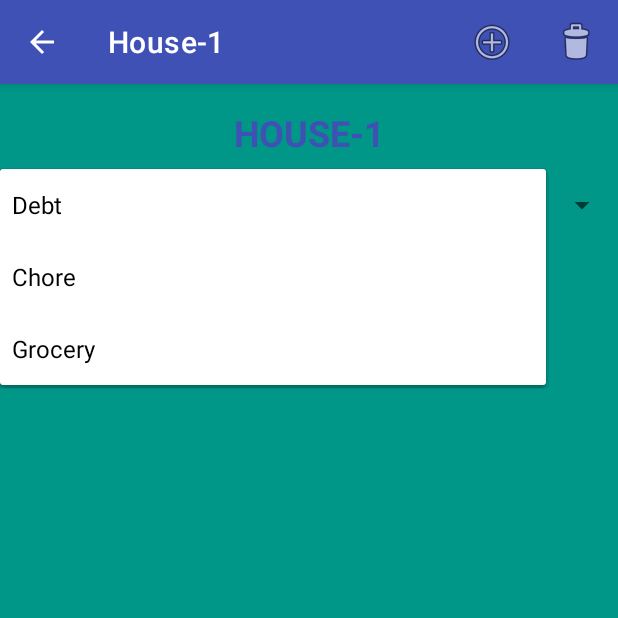
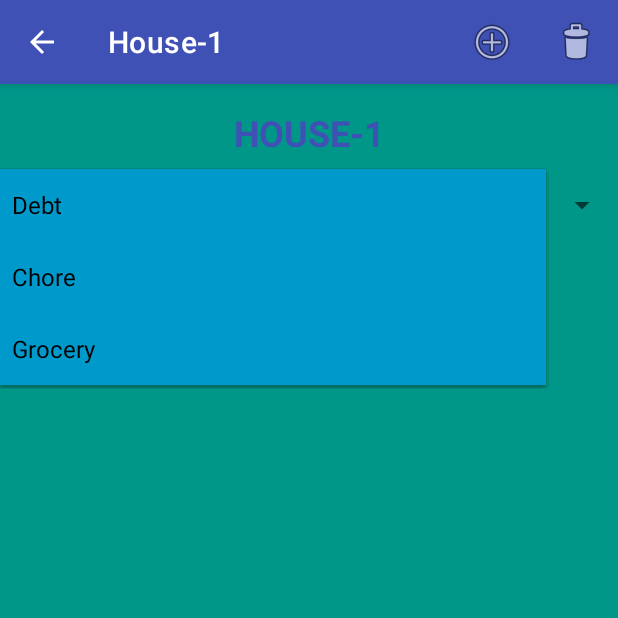
Before and after one commit to DrewBogdan/HouseApp, an Android app: the HouseActivity screen opened directly, with no data from a screen before it, after a tap on "Debt", on a phone screen of 412 x 824 dp, the top half of it. Run offline under Robolectric (Android 15) with nearby library versions, the phone set to English and light mode, and no system bars; our stand-ins replace Firebase (no records; nobody signed in at launch, a user with empty details on screens opened directly); Roboto replaces fonts that are not available here.

```diff
--- a/app/src/main/java/com/bogdan/drew/finalproject/HouseActivity.java
+++ b/app/src/main/java/com/bogdan/drew/finalproject/HouseActivity.java
@@ -13,6 +13,7 @@ import android.app.Activity;
 import android.app.AlertDialog;
 import android.content.DialogInterface;
 import android.content.Intent;
+import android.graphics.Color;
 import android.os.Bundle;
 import android.util.Log;
 import android.view.LayoutInflater;
@@ -70,6 +71,8 @@ public class HouseActivity extends AppCompatActivity{
         spinner.setOnItemSelectedListener(new AdapterView.OnItemSelectedListener() {
             @Override
             public void onItemSelected(AdapterView<?> adapterView, View view, int i, long l) {
+                ((TextView) adapterView.getChildAt(0)).setTextColor(Color.BLUE);
+                ((TextView) adapterView.getChildAt(0)).setTextSize(24);
                 if(spinner.getSelectedItem().toString().compareTo("Debt") == 0) {
                     house.setCurrentSelected("Debt");
                     RecyclerView recyclerView = findViewById(R.id.listRecyclerView);
--- a/app/src/main/res/layout/activity_house.xml
+++ b/app/src/main/res/layout/activity_house.xml
@@ -38,6 +38,10 @@
         android:layout_width="0dp"
         android:layout_height="wrap_content"
         android:minHeight="48dp"
+        android:popupBackground="@android:color/holo_blue_dark"
+        android:textColor="#3F51B5"
+        android:textSize="24sp"
+        android:textStyle="bold"
         app:layout_constraintBottom_toTopOf="@+id/listRecyclerView"
         app:layout_constraintEnd_toEndOf="parent"
         app:layout_constraintStart_toStartOf="parent"
```
